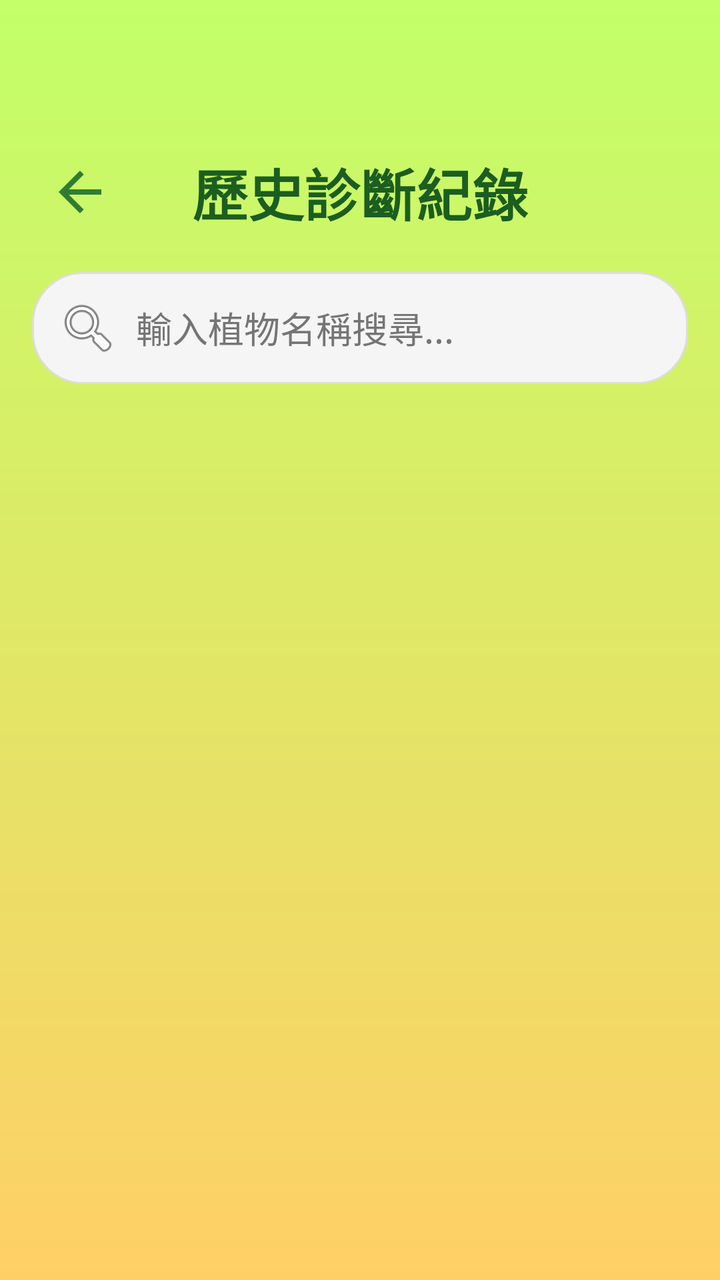
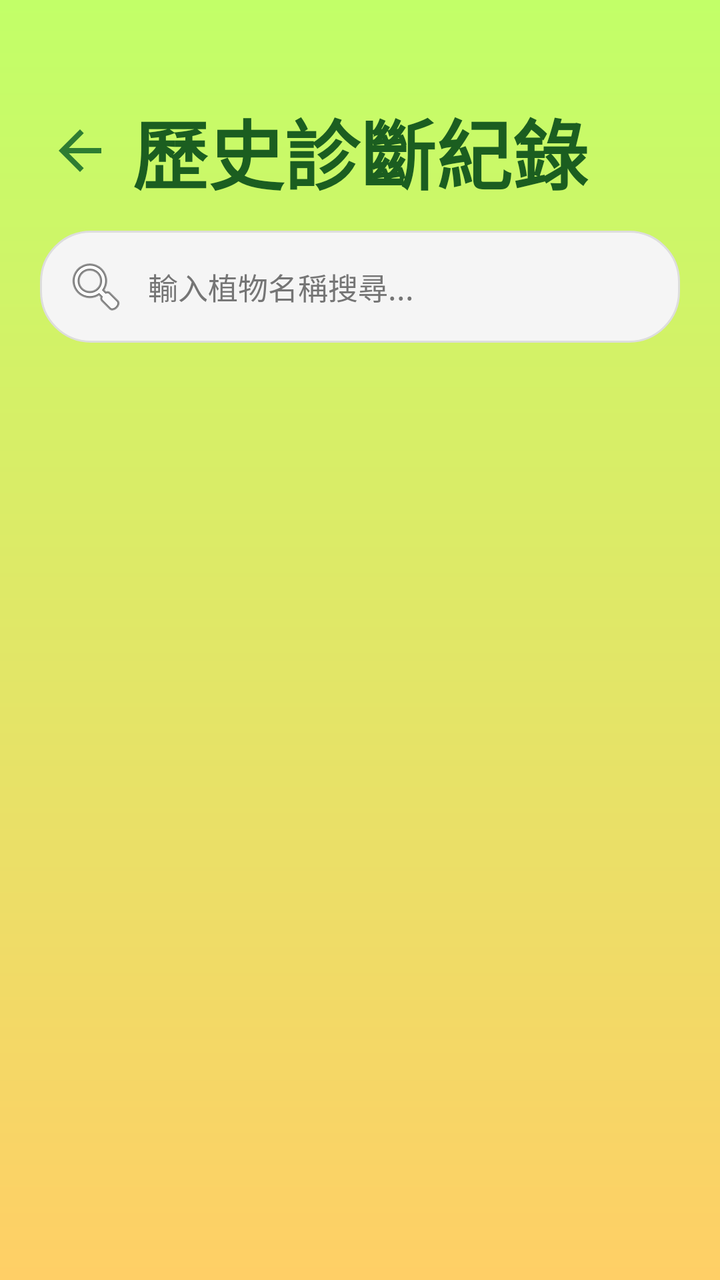

An Android layout rendered at two revisions. The XML below is the earlier revision; the diff shows what the commit changed to produce the second picture.
<!-- AndroidManifest.xml: application theme Theme.PlantDoctor -->
<!-- res/layout/activity_history_list.xml -->
<?xml version="1.0" encoding="utf-8"?>
<androidx.constraintlayout.widget.ConstraintLayout xmlns:android="http://schemas.android.com/apk/res/android"
    xmlns:app="http://schemas.android.com/apk/res-auto"
    xmlns:tools="http://schemas.android.com/tools"
    android:layout_width="match_parent"
    android:layout_height="match_parent"
    android:id="@+id/history_list_root_layout"
    android:background="@drawable/gradient_background">

    <ImageButton
        android:id="@+id/btn_back_home"
        android:layout_width="48dp"
        android:layout_height="48dp"
        android:layout_marginStart="16dp"
        android:layout_marginTop="72dp"
        android:background="?attr/selectableItemBackgroundBorderless"
        android:contentDescription="返回主頁"
        android:padding="8dp"
        android:scaleType="fitCenter"
        android:src="@drawable/ic_back"
        app:layout_constraintStart_toStartOf="parent"
        app:layout_constraintTop_toTopOf="parent"
        app:tint="#2E7D32" />

    <TextView
        android:id="@+id/tv_history_title"
        android:layout_width="wrap_content"
        android:layout_height="wrap_content"
        android:text="歷史診斷紀錄"
        android:textSize="28sp"
        android:textStyle="bold"
        android:textColor="#1B5E20"
        app:layout_constraintTop_toTopOf="@id/btn_back_home"
        app:layout_constraintBottom_toBottomOf="@id/btn_back_home"
        app:layout_constraintStart_toStartOf="parent"
        app:layout_constraintEnd_toEndOf="parent" />
    <EditText
        android:id="@+id/et_search"
        android:layout_width="0dp"
        android:layout_height="wrap_content"
        android:layout_marginStart="16dp"
        android:layout_marginTop="16dp"
        android:layout_marginEnd="16dp"
        android:background="@drawable/search_bg"
        android:drawableStart="@android:drawable/ic_menu_search"
        android:drawablePadding="8dp"
        android:hint="輸入植物名稱搜尋..."
        android:padding="12dp"
        android:maxLines="1"
        android:inputType="text"
        android:textColorHint="#757575"
        android:textColor="#757575"
        app:layout_constraintTop_toBottomOf="@id/btn_back_home"
        app:layout_constraintStart_toStartOf="parent"
        app:layout_constraintEnd_toEndOf="parent" />

    <androidx.recyclerview.widget.RecyclerView
        android:id="@+id/rv_history_list"
        android:layout_width="0dp"
        android:layout_height="0dp"
        android:layout_marginTop="8dp"
        app:layout_constraintTop_toBottomOf="@id/et_search"
        app:layout_constraintBottom_toBottomOf="parent"
        app:layout_constraintStart_toStartOf="parent"
        app:layout_constraintEnd_toEndOf="parent"
        tools:listitem="@layout/item_history" />

</androidx.constraintlayout.widget.ConstraintLayout>
<!-- res/layout/item_history.xml (included above) -->
<?xml version="1.0" encoding="utf-8"?>
<androidx.cardview.widget.CardView xmlns:android="http://schemas.android.com/apk/res/android"
    xmlns:app="http://schemas.android.com/apk/res-auto"
    android:layout_width="match_parent"
    android:layout_height="wrap_content"
    android:layout_marginHorizontal="16dp"
    android:layout_marginVertical="8dp"
    app:cardCornerRadius="15dp"
    app:cardElevation="4dp"
    app:cardBackgroundColor="#FFFFFF">

    <LinearLayout
        android:layout_width="match_parent"
        android:layout_height="wrap_content"
        android:orientation="vertical"
        android:padding="12dp">

        <LinearLayout
            android:layout_width="match_parent"
            android:layout_height="wrap_content"
            android:orientation="horizontal"
            android:gravity="center_vertical">

            <ImageView
                android:id="@+id/img_history_plant"
                android:layout_width="50dp"
                android:layout_height="50dp"
                android:scaleType="centerCrop"
                android:src="@android:drawable/ic_menu_gallery" />

            <LinearLayout
                android:layout_width="0dp"
                android:layout_height="wrap_content"
                android:layout_weight="1"
                android:layout_marginStart="12dp"
                android:orientation="vertical">

                <TextView
                    android:id="@+id/tv_history_name"
                    android:layout_width="wrap_content"
                    android:layout_height="wrap_content"
                    android:text="植物名稱"
                    android:textSize="18sp"
                    android:textStyle="bold"
                    android:textColor="#2E7D32" />

                <TextView
                    android:id="@+id/tv_history_date"
                    android:layout_width="wrap_content"
                    android:layout_height="wrap_content"
                    android:text="2026-04-12"
                    android:textSize="12sp" />
            </LinearLayout>

            <ImageView
                android:id="@+id/img_arrow"
                android:layout_width="24dp"
                android:layout_height="24dp"
                android:src="@android:drawable/arrow_down_float" />
        </LinearLayout>

        <LinearLayout
            android:id="@+id/layout_detail"
            android:layout_width="match_parent"
            android:layout_height="wrap_content"
            android:orientation="vertical"
            android:paddingTop="12dp"
            android:visibility="gone">

            <View
                android:layout_width="match_parent"
                android:layout_height="1dp"
                android:background="#EEEEEE"
                android:layout_marginBottom="8dp" />

            <TextView
                android:layout_width="wrap_content"
                android:layout_height="wrap_content"
                android:text="診斷詳情："
                android:textStyle="bold"
                android:textColor="#2E7D32" />

            <TextView
                android:id="@+id/tv_history_status"
                android:layout_width="match_parent"
                android:layout_height="wrap_content"
                android:layout_marginTop="4dp"
                android:textColor="#D32F2F"
                android:textStyle="bold" />

            <TextView
                android:id="@+id/tv_history_advice"
                android:layout_width="match_parent"
                android:layout_height="wrap_content"
                android:layout_marginTop="8dp"
                android:lineSpacingExtra="4dp"
                android:textColor="#444444"
                android:text="這裡會顯示完整的防治建議..." />

            <Button
                android:id="@+id/btn_go_detail"
                android:layout_width="wrap_content"
                android:layout_height="wrap_content"
                android:layout_gravity="end"
                android:text="查看完整報告"
                android:textSize="12sp"
                style="@style/Widget.MaterialComponents.Button.TextButton" />
        </LinearLayout>

    </LinearLayout>
</androidx.cardview.widget.CardView>
<!-- resources referenced by this layout -->
<resources>
  <!-- drawable gradient_background (drawable) -->
  <?xml version="1.0" encoding="utf-8"?>
  <shape xmlns:android="http://schemas.android.com/apk/res/android"
      android:shape="rectangle">
      <gradient
          android:startColor="#C2FF68"
          android:endColor="#FFCF66"
          android:angle="270" /> </shape>
  <!-- drawable ic_back (drawable) -->
  <vector xmlns:android="http://schemas.android.com/apk/res/android" android:autoMirrored="true" android:height="24dp" android:tint="#000000" android:viewportHeight="24" android:viewportWidth="24" android:width="24dp">
        
      <path android:fillColor="@android:color/white" android:pathData="M20,11H7.83l5.59,-5.59L12,4l-8,8 8,8 1.41,-1.41L7.83,13H20v-2z"/>
      
  </vector>
  <!-- drawable search_bg (drawable) -->
  <?xml version="1.0" encoding="utf-8"?>
  <shape xmlns:android="http://schemas.android.com/apk/res/android">
      <solid android:color="#F5F5F5" /> <corners android:radius="25dp" /> <stroke
      android:width="1dp"
      android:color="#DDDDDD" /> <padding
      android:left="12dp"
      android:right="12dp"
      android:top="8dp"
      android:bottom="8dp" />
  </shape>
  <style name="Theme.PlantDoctor" parent="Base.Theme.PlantDoctor" />
  <style name="Base.Theme.PlantDoctor" parent="Theme.Material3.DayNight.NoActionBar">
          
          
      </style>
</resources>

<!-- the commit's change to res/layout/activity_history_list.xml (unified diff, before → after) -->
@@ -1,68 +1,89 @@
 <?xml version="1.0" encoding="utf-8"?>
-<androidx.constraintlayout.widget.ConstraintLayout xmlns:android="http://schemas.android.com/apk/res/android"
+<androidx.constraintlayout.widget.ConstraintLayout
+    xmlns:android="http://schemas.android.com/apk/res/android"
     xmlns:app="http://schemas.android.com/apk/res-auto"
     xmlns:tools="http://schemas.android.com/tools"
+    android:id="@+id/history_list_root_layout"
     android:layout_width="match_parent"
     android:layout_height="match_parent"
-    android:id="@+id/history_list_root_layout"
     android:background="@drawable/gradient_background">
 
+    
+    <androidx.constraintlayout.widget.Guideline
+        android:id="@+id/guideline_top"
+        android:layout_width="wrap_content"
+        android:layout_height="wrap_content"
+        android:orientation="horizontal"
+        app:layout_constraintGuide_percent="0.08" />
+
+    
     <ImageButton
         android:id="@+id/btn_back_home"
         android:layout_width="48dp"
         android:layout_height="48dp"
         android:layout_marginStart="16dp"
-        android:layout_marginTop="72dp"
         android:background="?attr/selectableItemBackgroundBorderless"
         android:contentDescription="返回主頁"
         android:padding="8dp"
         android:scaleType="fitCenter"
         android:src="@drawable/ic_back"
         app:layout_constraintStart_toStartOf="parent"
-        app:layout_constraintTop_toTopOf="parent"
+        app:layout_constraintTop_toTopOf="@id/guideline_top"
         app:tint="#2E7D32" />
 
+    
     <TextView
         android:id="@+id/tv_history_title"
-        android:layout_width="wrap_content"
-        android:layout_height="wrap_content"
+        android:layout_width="0dp"
+        android:layout_height="wrap_content"
+        android:layout_marginHorizontal="18dp"
+        android:gravity="center"
+        android:maxLines="1"
         android:text="歷史診斷紀錄"
-        android:textSize="28sp"
+        android:textColor="#1B5E20"
+        android:textSize="38sp"
         android:textStyle="bold"
-        android:textColor="#1B5E20"
-        app:layout_constraintTop_toTopOf="@id/btn_back_home"
+        app:autoSizeMaxTextSize="38sp"
+        app:autoSizeMinTextSize="18sp"
+        app:autoSizeTextType="uniform"
         app:layout_constraintBottom_toBottomOf="@id/btn_back_home"
-        app:layout_constraintStart_toStartOf="parent"
-        app:layout_constraintEnd_toEndOf="parent" />
+        app:layout_constraintEnd_toEndOf="parent"
+        app:layout_constraintStart_toStartOf="parent"
+        app:layout_constraintTop_toTopOf="@id/btn_back_home" />
+
+    
     <EditText
         android:id="@+id/et_search"
         android:layout_width="0dp"
         android:layout_height="wrap_content"
-        android:layout_marginStart="16dp"
+        android:layout_marginHorizontal="20dp"
         android:layout_marginTop="16dp"
-        android:layout_marginEnd="16dp"
         android:background="@drawable/search_bg"
         android:drawableStart="@android:drawable/ic_menu_search"
-        android:drawablePadding="8dp"
+        android:drawablePadding="10dp"
         android:hint="輸入植物名稱搜尋..."
+        android:inputType="text"
+        android:maxLines="1"
         android:padding="12dp"
-        android:maxLines="1"
-        android:inputType="text"
+        android:textColor="#333333"
         android:textColorHint="#757575"
-        android:textColor="#757575"
-        app:layout_constraintTop_toBottomOf="@id/btn_back_home"
-        app:layout_constraintStart_toStartOf="parent"
-        app:layout_constraintEnd_toEndOf="parent" />
-
+        android:textSize="15sp"
+        app:layout_constraintEnd_toEndOf="parent"
+        app:layout_constraintStart_toStartOf="parent"
+        app:layout_constraintTop_toBottomOf="@id/btn_back_home" />
+
+    
     <androidx.recyclerview.widget.RecyclerView
         android:id="@+id/rv_history_list"
         android:layout_width="0dp"
         android:layout_height="0dp"
-        android:layout_marginTop="8dp"
+        android:layout_marginTop="12dp"
+        android:clipToPadding="false"
+        android:paddingBottom="24dp"
+        app:layout_constraintBottom_toBottomOf="parent"
+        app:layout_constraintEnd_toEndOf="parent"
+        app:layout_constraintStart_toStartOf="parent"
         app:layout_constraintTop_toBottomOf="@id/et_search"
-        app:layout_constraintBottom_toBottomOf="parent"
-        app:layout_constraintStart_toStartOf="parent"
-        app:layout_constraintEnd_toEndOf="parent"
         tools:listitem="@layout/item_history" />
 
 </androidx.constraintlayout.widget.ConstraintLayout>
